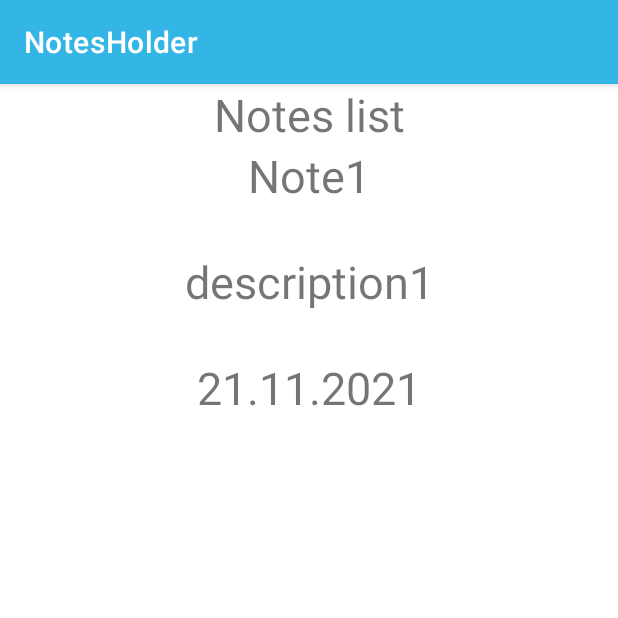
After one commit to docAlexxx/NotesHolder, an Android app: the fragment descriptionFragment placed in its activity, on a phone screen of 412 x 824 dp, the top half of it. The commit adds this screen. Run offline under Robolectric (Android 15) with nearby library versions, the phone set to English and light mode, and no system bars.

Commit message:
fragment for description is added

```diff
--- a/app/src/main/java/com/example/notesholder/MainActivity.java
+++ b/app/src/main/java/com/example/notesholder/MainActivity.java
@@ -11,6 +11,9 @@
         super.onCreate(savedInstanceState);
         setContentView(R.layout.activity_main);
 
+
+
+
         NotesFragment notesFragment = new NotesFragment();
         getSupportFragmentManager()
                 .beginTransaction()
--- a/app/src/main/java/com/example/notesholder/Notes.java
+++ b/app/src/main/java/com/example/notesholder/Notes.java
@@ -1,4 +1,6 @@
 package com.example.notesholder;
+
+import androidx.annotation.NonNull;
 
 import java.text.SimpleDateFormat;
 import java.util.Date;
@@ -6,17 +8,18 @@
 public class Notes {
     public String name;
     public String description;
-    public Date date;
+    public String date;
 
-    public Notes(String name, String description, Date date) {
+    public Notes(String name, String description, String date) {
         this.name=name;
         this.description=description;
         this.date=date;
     }
 
+    @NonNull
     @Override
     public String toString() {
-        SimpleDateFormat formatDate = new SimpleDateFormat("dd.MM.yyyy");
-        return name + "\n" + description + "\n" + formatDate.format(date);
+      //  SimpleDateFormat formatDate = new SimpleDateFormat("dd.MM.yyyy");
+        return name + "\n\n" + description + "\n\n" + date;
     }
 }
--- a/app/src/main/java/com/example/notesholder/NotesFragment.java
+++ b/app/src/main/java/com/example/notesholder/NotesFragment.java
@@ -5,6 +5,8 @@
 import androidx.annotation.NonNull;
 import androidx.annotation.Nullable;
 import androidx.fragment.app.Fragment;
+import androidx.fragment.app.FragmentManager;
+import androidx.fragment.app.FragmentTransaction;
 
 import android.view.LayoutInflater;
 import android.view.View;
@@ -31,12 +33,26 @@
         LinearLayout layoutView = (LinearLayout) view;
         String[] notes = getResources().getStringArray(R.array.notes);
 
-        for(String note: notes){
-            TextView tvCityName = new TextView(getContext());
-            tvCityName.setText(note);
-            tvCityName.setTextSize(30);
-            tvCityName.setTextColor(getResources().getColor(android.R.color.holo_red_dark));
-            layoutView.addView(tvCityName);
+
+        for (int i = 0; i < notes.length; i++) {
+            String note = notes[i];
+            TextView tvNote = new TextView(getContext());
+            tvNote.setText(note);
+            tvNote.setTextSize(30);
+            tvNote.setTextColor(getResources().getColor(android.R.color.holo_red_dark));
+            layoutView.addView(tvNote);
+            final int index = i;
+            tvNote.setOnClickListener(v -> {
+                showDescription(index);
+            });
         }
     }
+
+    private void showDescription(int index) {
+        descriptionFragment fragment = descriptionFragment.newInstance(index);
+        FragmentManager fragmentManager = requireActivity().getSupportFragmentManager();
+        FragmentTransaction transaction = fragmentManager.beginTransaction();
+        transaction.add(R.id.fragment_container, fragment);
+        ((FragmentTransaction) transaction).commit();
+    }
 }
--- /dev/null
+++ b/app/src/main/java/com/example/notesholder/descriptionFragment.java
@@ -0,0 +1,77 @@
+package com.example.notesholder;
+
+import android.os.Bundle;
+
+import androidx.annotation.NonNull;
+import androidx.annotation.Nullable;
+import androidx.fragment.app.Fragment;
+
+import android.view.LayoutInflater;
+import android.view.View;
+import android.view.ViewGroup;
+import android.widget.TextView;
+
+/**
+ * A simple {@link Fragment} subclass.
+ * Use the {@link descriptionFragment#newInstance} factory method to
+ * create an instance of this fragment.
+ */
+public class descriptionFragment extends Fragment {
+
+    private static final String ARG_INDEX = "index";
+    private int index;
+
+    public descriptionFragment() {
+        // Required empty public constructor
+    }
+
+    /**
+     * Use this factory method to create a new instance of
+     * this fragment using the provided parameters.
+     *
+     * @param index number of note.
+     * @return A new instance of fragment descriptionFragment.
+     */
+    // TODO: Rename and change types and number of parameters
+    public static descriptionFragment newInstance(int index) {
+        descriptionFragment fragment = new descriptionFragment();
+        Bundle args = new Bundle();
+        args.putInt(ARG_INDEX, index);
+        fragment.setArguments(args);
+        return fragment;
+    }
+
+    @Override
+    public void onCreate(Bundle savedInstanceState) {
+        super.onCreate(savedInstanceState);
+        if (getArguments() != null) {
+            index = getArguments().getInt(ARG_INDEX);
+        }
+    }
+
+    @Override
+    public View onCreateView(LayoutInflater inflater, ViewGroup container,
+                             Bundle savedInstanceState) {
+        // Inflate the layout for this fragment
+        return inflater.inflate(R.layout.fragment_description, container, false);
+    }
+
+    @Override
+    public void onViewCreated(@NonNull View view, @Nullable Bundle savedInstanceState) {
+        super.onViewCreated(view, savedInstanceState);
+        TextView description = view.findViewById(R.id.text_view_description);
+
+        Notes[] fullNotes = new Notes[7];
+        fullNotes[0] = new Notes("Note1", "description1", "21.11.2021");
+        fullNotes[1] = new Notes("Note2", "description2", "22.11.2021");
+        fullNotes[2] = new Notes("Note3", "description3", "23.11.2021");
+        fullNotes[3] = new Notes("Note4", "description4", "24.11.2021");
+        fullNotes[4] = new Notes("Note5", "description5", "25.11.2021");
+        fullNotes[5] = new Notes("Note6", "description6", "26.11.2021");
+        fullNotes[6] = new Notes("Note7", "description7", "27.11.2021");
+
+        description.setText(fullNotes[index].toString());
+        description.setTextSize(30);
+
+    }
+}
--- /dev/null
+++ b/app/src/main/res/layout/fragment_description.xml
@@ -0,0 +1,15 @@
+<?xml version="1.0" encoding="utf-8"?>
+<LinearLayout xmlns:android="http://schemas.android.com/apk/res/android"
+    xmlns:tools="http://schemas.android.com/tools"
+    android:layout_width="match_parent"
+    android:layout_height="match_parent"
+    tools:context=".descriptionFragment">
+
+    <!-- TODO: Update blank fragment layout -->
+    <TextView
+        android:layout_width="match_parent"
+        android:layout_height="match_parent"
+        android:gravity="center_horizontal"
+        android:id="@+id/text_view_description"/>
+
+</LinearLayout>
```
